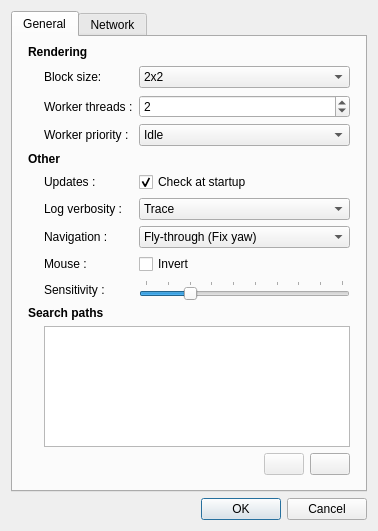
Before: the Qt Designer form src/qtgui/programsettingsdlg.ui in mitsuba-renderer/mitsuba, drawn with Qt 5.
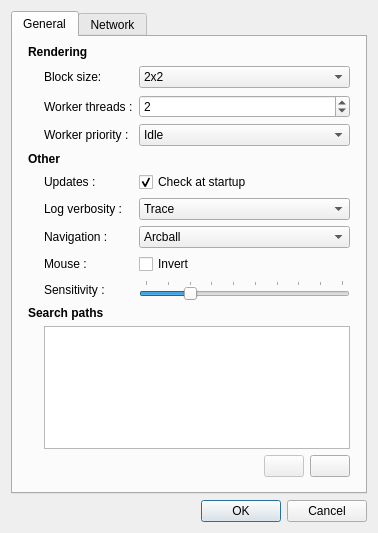
After: the same form once the commit is applied. Icons and pictures are not drawn.

```diff
--- a/src/qtgui/programsettingsdlg.ui
+++ b/src/qtgui/programsettingsdlg.ui
@@ -7,7 +7,7 @@
     <x>0</x>
     <y>0</y>
     <width>378</width>
-    <height>531</height>
+    <height>533</height>
    </rect>
   </property>
   <property name="sizePolicy">
@@ -485,7 +485,7 @@
          </property>
          <item>
           <property name="text">
-           <string>Fly-through (Fix yaw)</string>
+           <string>Arcball</string>
           </property>
          </item>
          <item>
```
Left out of the diff: 23 changed lines with no effect on the pictures.
